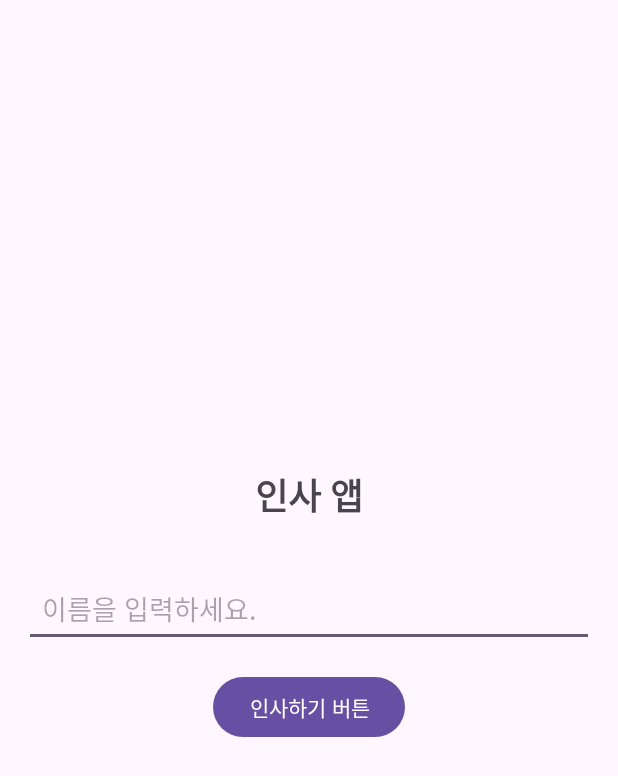
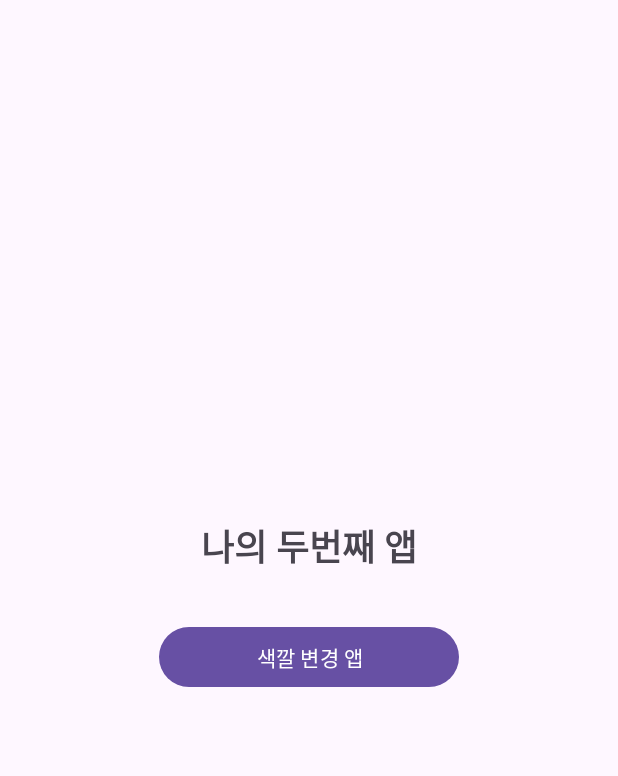
Before and after one commit to 2nayeon/kotlin2025, an Android app: the screen it shows after launch (MainActivity), on a phone screen of 412 x 824 dp. Shown: the top 776 px of the screen. Run offline under Robolectric (Android 15) with nearby library versions, the phone set to English and light mode, and no system bars.

Commit message:
week04: Color Changer App v0.1

```diff
--- a/AppWeek04/app/src/main/AndroidManifest.xml
+++ b/AppWeek04/app/src/main/AndroidManifest.xml
@@ -20,6 +20,9 @@
                 <category android:name="android.intent.category.LAUNCHER" />
             </intent-filter>
         </activity>
+        <activity
+            android:name=".ColorActivity"
+            android:exported="false" />
     </application>
 
 </manifest>
--- a/AppWeek04/app/src/main/java/com/appweek04/MainActivity.kt
+++ b/AppWeek04/app/src/main/java/com/appweek04/MainActivity.kt
@@ -1,11 +1,8 @@
 package com.appweek04
 
+import android.content.Intent
 import android.os.Bundle
-import android.util.Log
-import android.view.View
 import android.widget.Button
-import android.widget.EditText
-import android.widget.TextView
 import androidx.appcompat.app.AppCompatActivity
 
 class MainActivity : AppCompatActivity() {
@@ -13,23 +10,10 @@ class MainActivity : AppCompatActivity() {
         super.onCreate(savedInstanceState)
         setContentView(R.layout.activity_main)
 
-        val editTextName = findViewById<EditText>(R.id.editTextName)
-        val buttonGreet = findViewById<Button>(R.id.buttonGreet)
-        val textViewGreeting = findViewById<TextView>(R.id.textViewGreeting)
+        val buttonColor = findViewById<Button>(R.id.buttonColor)
 
-        buttonGreet.setOnClickListener{
-            val name = editTextName.text.toString().trim()
-
-            var greeting: String = ""
-            if(name.isNotEmpty()){
-                greeting = "안녕, ${name}님"
-
-            } else {
-                greeting = "너의 이름은?"
-            }
-            textViewGreeting.text = greeting
-            textViewGreeting.visibility = View.VISIBLE
-            Log.d("KotlinWeek04App", greeting)
+        buttonColor.setOnClickListener {
+            startActivity(Intent(this, ColorActivity::class.java))
         }
     }
 }
--- a/AppWeek04/app/src/main/res/layout/activity_main.xml
+++ b/AppWeek04/app/src/main/res/layout/activity_main.xml
@@ -11,33 +11,16 @@
     <TextView
         android:layout_width="wrap_content"
         android:layout_height="wrap_content"
-        android:text="인사 앱"
+        android:text="나의 두번째 앱"
         android:textSize="24sp"
         android:textStyle="bold"
         android:layout_marginBottom="32dp" />
 
-    <EditText
-        android:id="@+id/editTextName"
-        android:layout_width="match_parent"
+    <Button
+        android:id="@+id/buttonColor"
+        android:layout_width="200dp"
         android:layout_height="wrap_content"
-        android:hint="이름을 입력하세요."
-        android:layout_marginBottom="16dp"
-        android:padding="12dp"
-        android:minHeight="48dp" />
-
-    <Button
-        android:id="@+id/buttonGreet"
-        android:layout_width="wrap_content"
-        android:layout_height="wrap_content"
-        android:text="인사하기 버튼"
+        android:text="색깔 변경 앱"
         android:layout_marginBottom="16dp" />
 
-    <TextView
-        android:id="@+id/textViewGreeting"
-        android:layout_width="wrap_content"
-        android:layout_height="wrap_content"
-        android:textSize="18sp"
-        android:textStyle="bold"
-        android:visibility="gone" />
-
 </LinearLayout>
```
Also changed, not shown: AppWeek04/app/src/main/java/com/appweek04/ColorActivity.kt (added, +43 -0 lines), AppWeek04/app/src/main/res/layout/activity_color.xml (added, +60 -0 lines).
